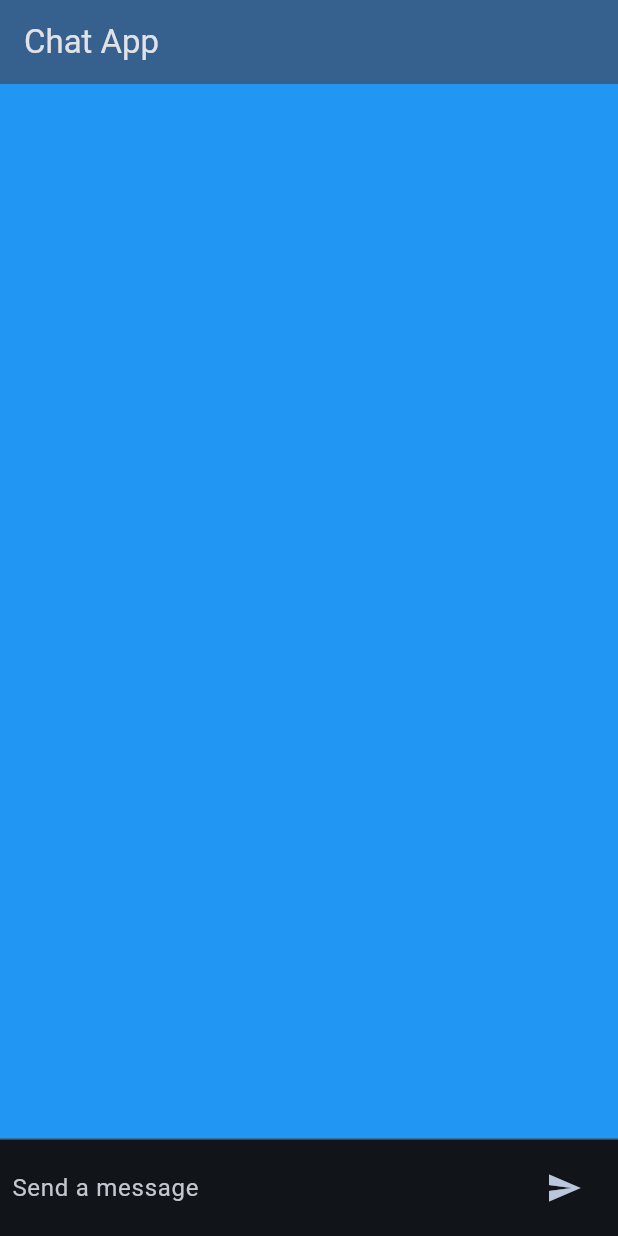
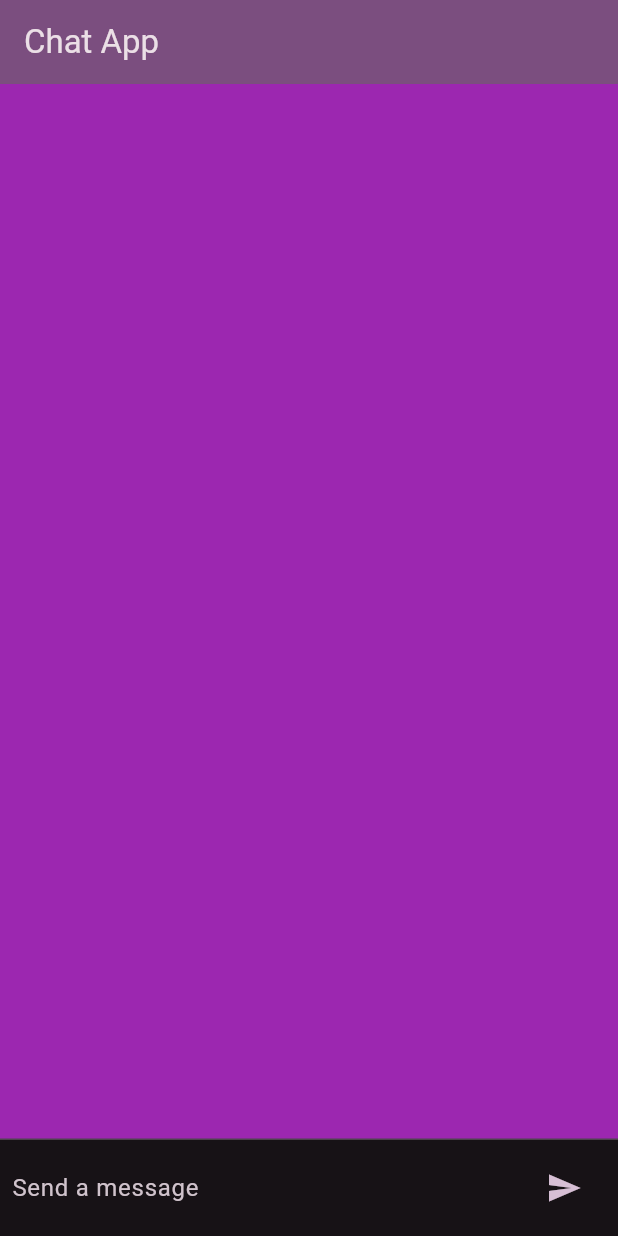
Before and after one commit to could-ai/019873e0-0dcd-7a84-99a9-7d7268f1927f, a Flutter app: the screen it shows after launch, on a phone screen of 412 x 824 dp. Run offline on Flutter 3.47's test engine with Material 3 defaults, Android fonts, the phone set to English and light mode, and no system bars.

Commit message:
将应用的背景颜色和主题种子颜色从蓝色更改为紫色。在 `lib/main.dart` 文件中，我将 `ThemeData` 的 `scaffoldBackgroundColor` 属性和 `ColorScheme` 的 `seedColor` 属性都从 `Colors.blue` 修改为 `Colors.purple`，以实现统一的紫色主题，同时保持深色模式以确保UI元素的可见性和对比度。

```diff
--- a/usr/lib/main.dart
+++ b/usr/lib/main.dart
@@ -15,9 +15,9 @@ class MyApp extends StatelessWidget {
       debugShowCheckedModeBanner: false,
       theme: ThemeData(
         brightness: Brightness.dark,
-        scaffoldBackgroundColor: Colors.blue,
+        scaffoldBackgroundColor: Colors.purple,
         colorScheme: ColorScheme.fromSeed(
-          seedColor: Colors.blue,
+          seedColor: Colors.purple,
           brightness: Brightness.dark
         ),
         useMaterial3: true,
```
